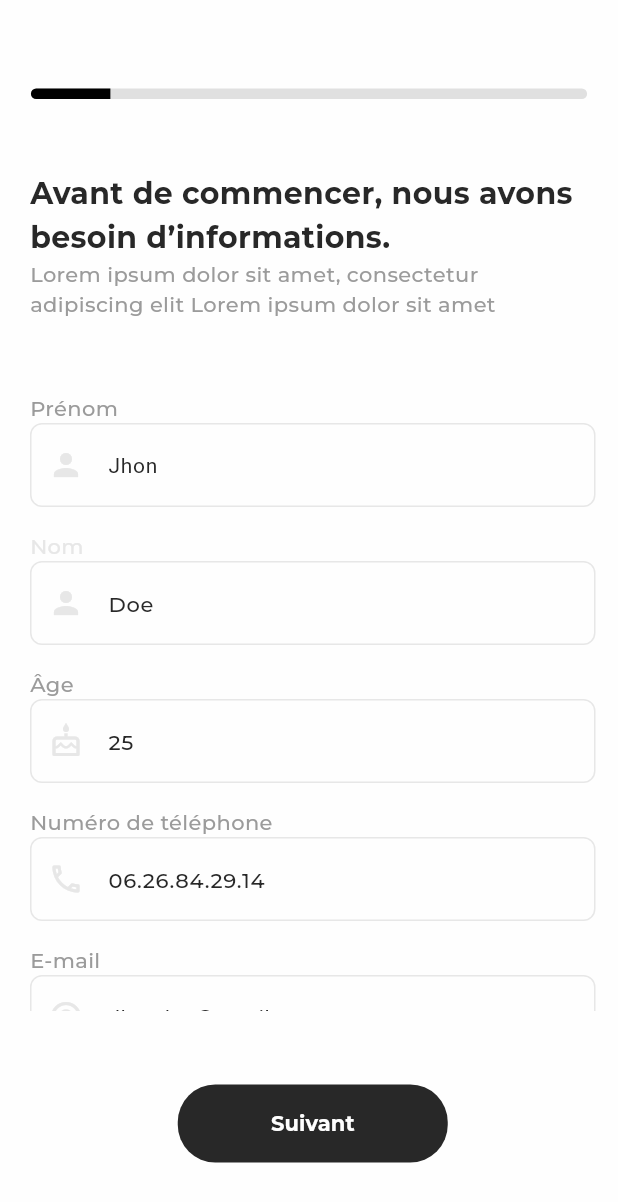
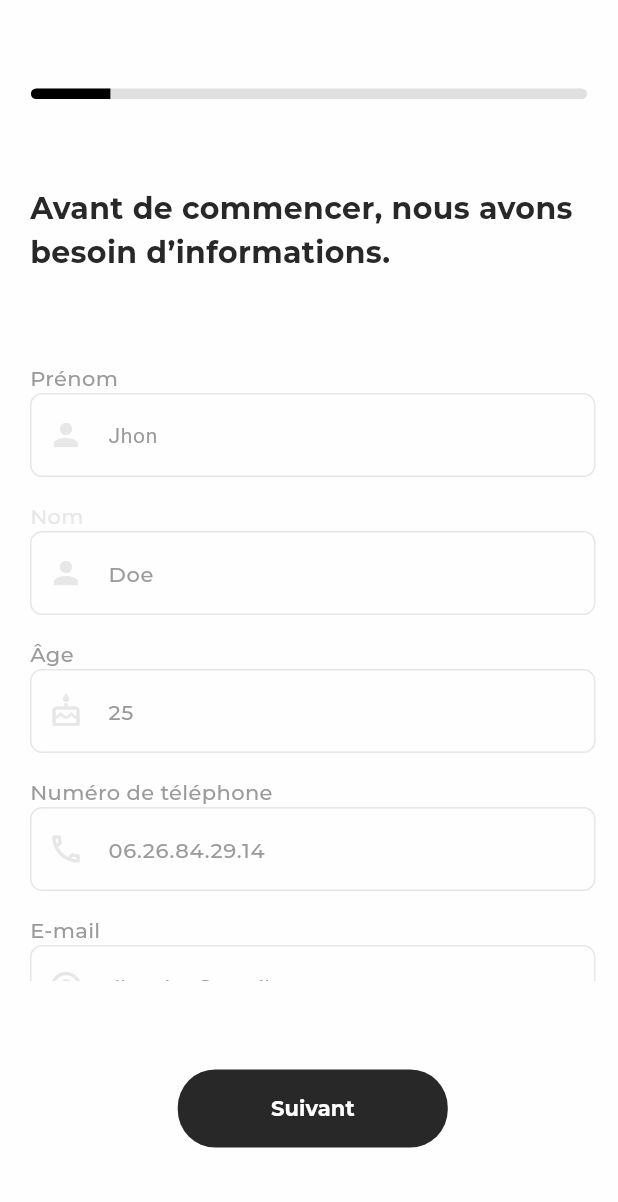
Before and after one commit to Xalovald/TalentZ, a Flutter app: the Form1Candidat screen opened directly, on a phone screen of 412 x 824 dp. Shown: the top 1202 px of the screen. Run offline on Flutter 3.47's test engine with Material 3 defaults, Android fonts, the phone set to English and light mode, and no system bars; our stand-ins replace dio, flutter_card_swiper, flutter_carousel_widget, flutter_dotenv, flutter_svg, logger; accounts and stored records are empty; project files that could hold a hidden picture were left out.

Commit message:
modified wording

```diff
--- a/talentz_mobile/lib/pages/Form/candidats/form1.dart
+++ b/talentz_mobile/lib/pages/Form/candidats/form1.dart
@@ -37,7 +37,10 @@ class _Form1CandidatState extends State<Form1Candidat> {
     user.setLastName(_lastNameController.text);
     user.setEmail(_mailController.text);
     user.setTelephone(_phoneController.text);
-    user.setDateNaissance(DateTime.now().subtract(Duration(days: int.parse(_ageController.text)*365)).toString().split(" ")[0]);
+    user.setDateNaissance(DateTime.now()
+        .subtract(Duration(days: int.parse(_ageController.text) * 365))
+        .toString()
+        .split(" ")[0]);
     user.setPassword(_passwordController.text);
     logger.i(user.firstName);
     logger.i(user.lastName);
@@ -88,15 +91,6 @@ class _Form1CandidatState extends State<Form1Candidat> {
                     color: CustomColors.black(),
                     fontSize: 20,
                     fontWeight: FontWeight.w700,
-                    fontFamily: "Montserrat",
-                  ),
-                ),
-                Text(
-                  'Lorem ipsum dolor sit amet, consectetur adipiscing elit Lorem ipsum dolor sit amet',
-                  style: TextStyle(
-                    color: CustomColors.grey(),
-                    fontSize: 14, // Corrigé la taille de la police
-                    fontWeight: FontWeight.w500,
                     fontFamily: "Montserrat",
                   ),
                 ),
@@ -153,7 +147,7 @@ class _Form1CandidatState extends State<Form1Candidat> {
                               hintText: 'Jhon', // Ajoute un placeholder
                               hintStyle: TextStyle(
                                 color: CustomColors
-                                    .black(), // Couleur du placeholder
+                                    .grey(), // Couleur du placeholder
                                 fontSize:
                                     14, // Taille de la police du placeholder
                               ),
@@ -217,7 +211,7 @@ class _Form1CandidatState extends State<Form1Candidat> {
                               hintText: 'Doe', // Ajoute un placeholder
                               hintStyle: TextStyle(
                                 color: CustomColors
-                                    .black(), // Couleur du placeholder
+                                    .grey(), // Couleur du placeholder
                                 fontSize: 14,
                                 fontWeight: FontWeight.w500,
                                 fontFamily:
@@ -282,7 +276,7 @@ class _Form1CandidatState extends State<Form1Candidat> {
                               hintText: '25', // Ajoute un placeholder
                               hintStyle: TextStyle(
                                 color: CustomColors
-                                    .black(), // Couleur du placeholder
+                                    .grey(), // Couleur du placeholder
                                 fontSize: 14,
                                 fontWeight: FontWeight.w500,
                                 fontFamily:
@@ -352,7 +346,7 @@ class _Form1CandidatState extends State<Form1Candidat> {
                                   '06.26.84.29.14', // Ajoute un placeholder
                               hintStyle: TextStyle(
                                 color: CustomColors
-                                    .black(), // Couleur du placeholder
+                                    .grey(), // Couleur du placeholder
                                 fontSize: 14,
                                 fontWeight: FontWeight.w500,
                                 fontFamily:
@@ -422,7 +416,7 @@ class _Form1CandidatState extends State<Form1Candidat> {
                                   'Jhondoe@gmail.com', // Ajoute un placeholder
                               hintStyle: TextStyle(
                                 color: CustomColors
-                                    .black(), // Couleur du placeholder
+                                    .grey(), // Couleur du placeholder
                                 fontSize:
                                     14, // Taille de la police du placeholder
                               ),
@@ -485,7 +479,7 @@ class _Form1CandidatState extends State<Form1Candidat> {
                               ),
                               hintStyle: TextStyle(
                                 color: CustomColors
-                                    .black(), // Couleur du placeholder
+                                    .grey(), // Couleur du placeholder
                                 fontSize:
                                     14, // Taille de la police du placeholder
                               ),
@@ -496,10 +490,11 @@ class _Form1CandidatState extends State<Form1Candidat> {
                                     });
                                   },
                                   child: Icon(
-                                  showPwd ? Icons.visibility_off_outlined : Icons.visibility_outlined,
+                                    showPwd
+                                        ? Icons.visibility_off_outlined
+                                        : Icons.visibility_outlined,
                                     color: CustomColors.lightGrey2(),
-                                )
-                              ),
+                                  )),
                               prefixIcon: Icon(
                                 Icons.password_outlined, // Icône à afficher
                                 color: CustomColors
--- a/talentz_mobile/lib/pages/Form/candidats/form5.dart
+++ b/talentz_mobile/lib/pages/Form/candidats/form5.dart
@@ -28,7 +28,7 @@ class _Form5CandidatState extends State<Form5Candidat> {
   }
 
   void handleButtonClick() {
-    if(_textController.text != "") {
+    if (_textController.text != "") {
       user.setQuestionMystere({
         "id": dataList["id"],
         "reponse": _textController.text,
@@ -99,9 +99,11 @@ class _Form5CandidatState extends State<Form5Candidat> {
                     fontFamily: "Montserrat",
                   ),
                 ),
-                const SizedBox(height: 8), // Ajoutez un espace entre le titre et le sous-titre
+                const SizedBox(
+                    height:
+                        8), // Ajoutez un espace entre le titre et le sous-titre
                 Text(
-                  'Lorem ipsum dolor sit amet, consectetur adipiscing elit Lorem ipsum dolor sit amet',
+                  'Partage avec nous un accomplissement qui te rend particulièrement fier(e) !',
                   style: TextStyle(
                     color: CustomColors.grey(),
                     fontSize: 14, // Corrigé la taille de la police
@@ -109,7 +111,9 @@ class _Form5CandidatState extends State<Form5Candidat> {
                     fontFamily: "Montserrat",
                   ),
                 ),
-                const SizedBox(height: 60), // Ajoutez un espace entre le sous-titre et le TextField
+                const SizedBox(
+                    height:
+                        60), // Ajoutez un espace entre le sous-titre et le TextField
                 Container(
                   height: 219,
                   width: 338, // Hauteur fixe du TextField
@@ -132,9 +136,9 @@ class _Form5CandidatState extends State<Form5Candidat> {
                       fillColor: CustomColors.white(),
                       border:
                           InputBorder.none, // Supprime la bordure par défaut
-                      contentPadding: const EdgeInsets.all(10.0), // Padding interne
-                      hintText:
-                          'Lorem ipsum dolor sit amet, consectetur adipiscing elit Lorem ipsum dolor sit amet. Lorem ipsum dolor sit amet, consectetur adipiscing elit',
+                      contentPadding:
+                          const EdgeInsets.all(10.0), // Padding interne
+                      hintText: 'J’ai déjà réussi à faire pousser un avocat !',
                       hintStyle: TextStyle(
                         color: CustomColors.grey(),
                         fontSize: 14,
--- a/talentz_mobile/lib/pages/Onboarding/candidats/onboarding1.dart
+++ b/talentz_mobile/lib/pages/Onboarding/candidats/onboarding1.dart
@@ -104,7 +104,7 @@ class Onboarding1Candidats extends StatelessWidget {
                             crossAxisAlignment: CrossAxisAlignment.start,
                             children: [
                               Text(
-                                "Trouves le job de test\nrêves en un clic.",
+                                "Trouves le job de tes\nrêves en un clic.",
                                 style: CustomTextStyles.title(
                                   color: CustomColors.black(),
                                   size: "smaller",
```
Also changed, not shown: talentz_mobile/lib/pages/Form/candidats/form2.dart (+10 -10 lines), talentz_mobile/lib/pages/Form/candidats/form3.dart (+5 -4 lines), talentz_mobile/lib/pages/Form/candidats/form4.dart (+4 -3 lines), talentz_mobile/lib/pages/Form/candidats/form6.dart (+25 -44 lines). Lines whose indentation alone changed are shown as unchanged.
